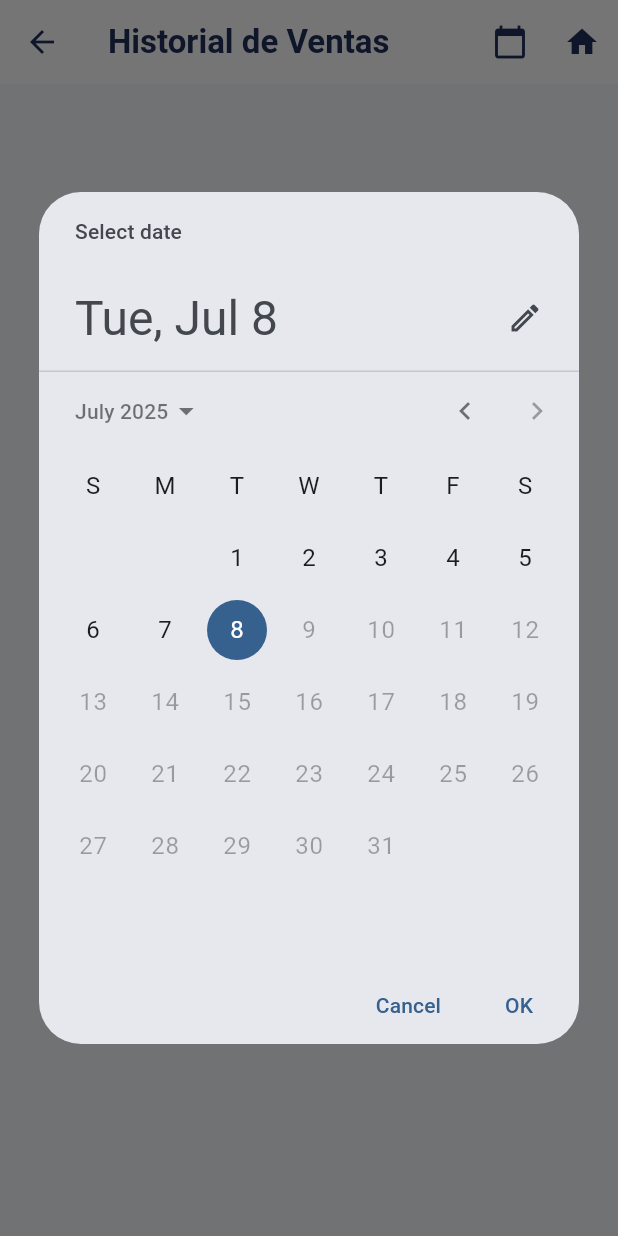
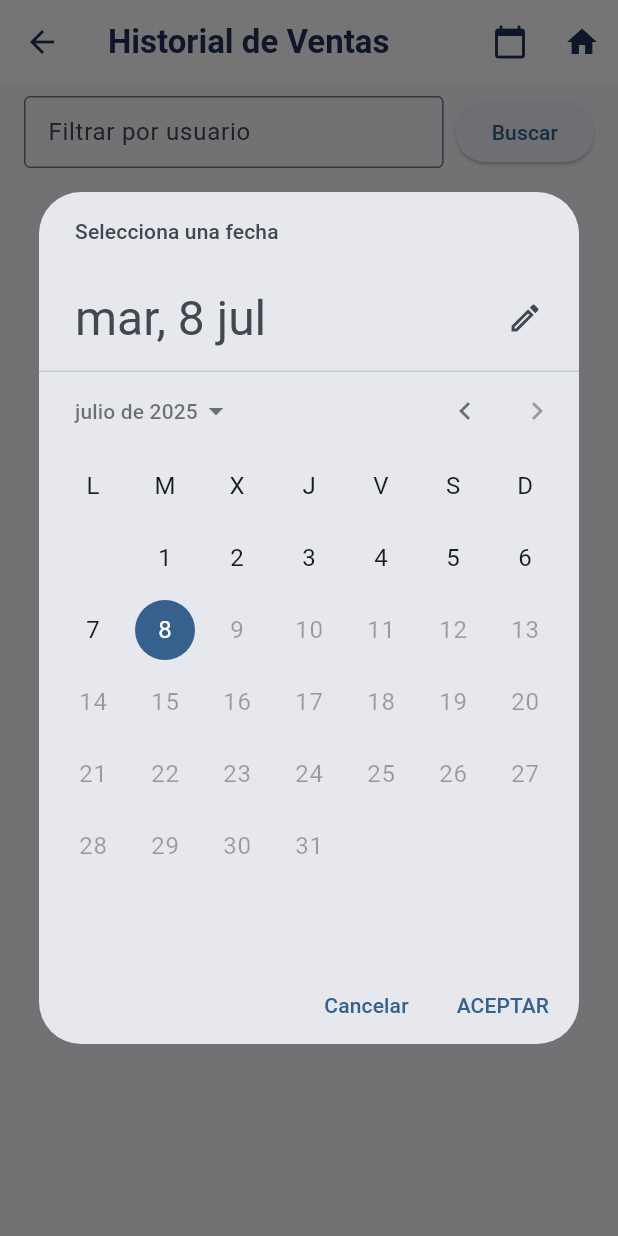
Before and after one commit to ingeniero82/Smart, a Flutter app: the SalesHistoryScreen screen opened by its route, after a tap on the "calendar today" icon, on a phone screen of 412 x 824 dp. Run offline on Flutter 3.47's test engine with Material 3 defaults, Android fonts, the phone set to English and light mode, and no system bars; our stand-ins replace csv, file_picker, get, shared_preferences, sqflite, sqflite_common_ffi; missing offline and left inert: excel; accounts and stored records are empty.

Commit message:
historial de ventas
se dejo mas completo el historias de ventas con filtro de busqueda y mas detalles

```diff
--- a/smart_seller/lib/screens/sales_history_screen.dart
+++ b/smart_seller/lib/screens/sales_history_screen.dart
@@ -2,6 +2,8 @@ import 'package:flutter/material.dart';
 import 'package:get/get.dart';
 import '../services/sqlite_database_service.dart';
 import '../models/sale.dart';
+import 'dart:convert';
+import 'package:intl/intl.dart';
 
 class SalesHistoryScreen extends StatefulWidget {
   const SalesHistoryScreen({Key? key}) : super(key: key);
@@ -14,6 +16,8 @@ class _SalesHistoryScreenState extends State<SalesHistoryScreen> {
   List<Sale> sales = [];
   bool isLoading = true;
   DateTime selectedDate = DateTime.now();
+  String userFilter = '';
+  final TextEditingController _userController = TextEditingController();
 
   @override
   void initState() {
@@ -24,7 +28,7 @@ class _SalesHistoryScreenState extends State<SalesHistoryScreen> {
   Future<void> fetchSales() async {
     setState(() => isLoading = true);
     try {
-      sales = await SQLiteDatabaseService.getSales(date: selectedDate);
+      sales = await SQLiteDatabaseService.getSales(date: selectedDate, user: userFilter.isEmpty ? null : userFilter);
     } catch (e) {
       Get.snackbar(
         'Error',
@@ -44,6 +48,7 @@ class _SalesHistoryScreenState extends State<SalesHistoryScreen> {
       initialDate: selectedDate,
       firstDate: DateTime(2020),
       lastDate: DateTime.now(),
+      locale: const Locale('es', 'CO'), // Español Colombia
     );
     if (picked != null) {
       setState(() => selectedDate = picked);
@@ -82,10 +87,57 @@ class _SalesHistoryScreenState extends State<SalesHistoryScreen> {
           ),
         ],
       ),
-      body: isLoading
+      body: Column(
+        children: [
+          Padding(
+            padding: const EdgeInsets.symmetric(horizontal: 16, vertical: 8),
+            child: Row(
+              children: [
+                Expanded(
+                  child: TextField(
+                    controller: _userController,
+                    decoration: const InputDecoration(
+                      labelText: 'Filtrar por usuario',
+                      border: OutlineInputBorder(),
+                      isDense: true,
+                    ),
+                    onSubmitted: (value) {
+                      setState(() {
+                        userFilter = value.trim();
+                      });
+                      fetchSales();
+                    },
+                  ),
+                ),
+                const SizedBox(width: 8),
+                ElevatedButton(
+                  onPressed: () {
+                    setState(() {
+                      userFilter = _userController.text.trim();
+                    });
+                    fetchSales();
+                  },
+                  child: const Text('Buscar'),
+                ),
+                if (userFilter.isNotEmpty)
+                  IconButton(
+                    icon: const Icon(Icons.clear),
+                    onPressed: () {
+                      setState(() {
+                        userFilter = '';
+                        _userController.clear();
+                      });
+                      fetchSales();
+                    },
+                  ),
+              ],
+            ),
+          ),
+          Expanded(
+            child: isLoading
                 ? const Center(child: CircularProgressIndicator())
                 : sales.isEmpty
-              ? const Center(child: Text('No hay ventas registradas para esta fecha.'))
+                    ? const Center(child: Text('No hay ventas registradas para esta fecha/usuario.'))
                     : ListView.builder(
                         itemCount: sales.length,
                         itemBuilder: (context, index) {
@@ -95,7 +147,7 @@ class _SalesHistoryScreenState extends State<SalesHistoryScreen> {
                             child: ListTile(
                               title: Text('Venta #${sale.id} - ${sale.user}'),
                               subtitle: Text(
-                          'Fecha: ${sale.date.toString().substring(0, 16)}\nTotal: \$${sale.total.toStringAsFixed(2)}',
+                                'Fecha: ${sale.date.toString().substring(0, 16)}\nTotal: ${NumberFormat.currency(locale: 'es_CO', symbol: '\$ ', decimalDigits: 0, customPattern: '\u00A4#,##0').format(sale.total)}',
                               ),
                               trailing: const Icon(Icons.arrow_forward_ios, size: 18),
                               onTap: () {
@@ -111,15 +163,16 @@ class _SalesHistoryScreenState extends State<SalesHistoryScreen> {
                                         children: [
                                           Text('Usuario: ${sale.user}'),
                                           Text('Fecha: ${sale.date.toString().substring(0, 16)}'),
+                                          Text('Método de pago: ${sale.paymentMethod ?? '-'}'),
                                           const SizedBox(height: 12),
                                           const Text('Productos:', style: TextStyle(fontWeight: FontWeight.bold)),
                                           ...sale.items.map((item) => Padding(
                                                 padding: const EdgeInsets.symmetric(vertical: 2),
                                                 child: Text(
-                                              '- ${item.name} x${item.quantity} (${item.unit})  |  \$${item.price.toStringAsFixed(2)}'),
+                                                    '- ${item.name} x${item.quantity} (${item.unit})  |  ${NumberFormat.currency(locale: 'es_CO', symbol: '\$ ', decimalDigits: 0, customPattern: '\u00A4#,##0').format(item.price)}'),
                                               )),
                                           const Divider(),
-                                    Text('Total: \$${sale.total.toStringAsFixed(2)}',
+                                          Text('Total: ${NumberFormat.currency(locale: 'es_CO', symbol: '\$ ', decimalDigits: 0, customPattern: '\u00A4#,##0').format(sale.total)}',
                                               style: const TextStyle(fontWeight: FontWeight.bold)),
                                         ],
                                       ),
@@ -137,6 +190,9 @@ class _SalesHistoryScreenState extends State<SalesHistoryScreen> {
                           );
                         },
                       ),
+          ),
+        ],
+      ),
     );
   }
 }
--- a/smart_seller/pubspec.yaml
+++ b/smart_seller/pubspec.yaml
@@ -30,10 +30,12 @@ environment:
 dependencies:
   flutter:
     sdk: flutter
+  flutter_localizations:
+    sdk: flutter
   cupertino_icons: ^1.0.2
   get: ^4.6.6
   path_provider: ^2.1.1
-  intl: ^0.18.1
+  intl: ^0.20.2
   shared_preferences: ^2.2.2
   file_picker: ^6.1.1
   excel: ^2.1.0
```
Also changed, not shown: smart_seller/lib/main.dart (+10 -0 lines), smart_seller/lib/screens/products_screen.dart (+22 -1 lines), smart_seller/lib/services/sqlite_database_service.dart (+27 -4 lines), smart_seller/pubspec.lock. Lines whose indentation alone changed are shown as unchanged.
